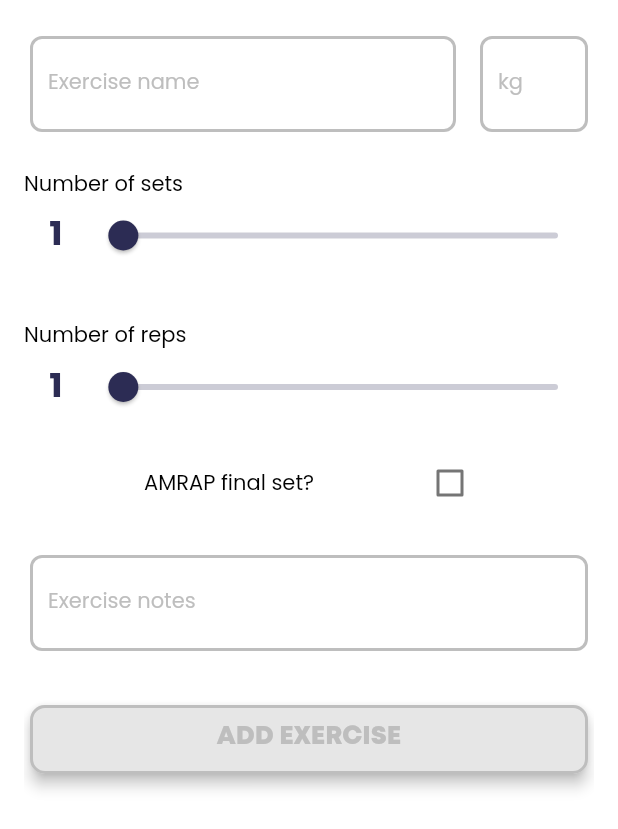
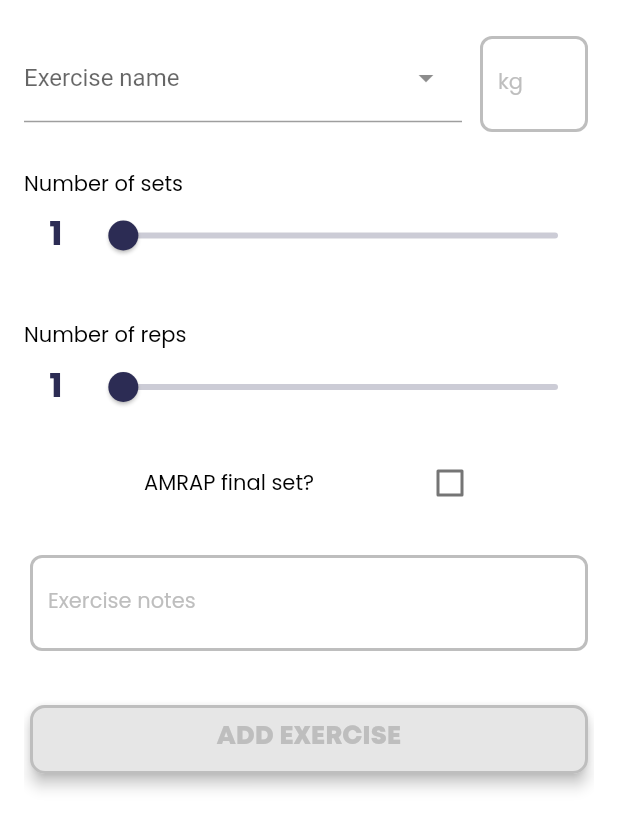
Before and after one commit to JPUF/ppl_course, a Flutter app: the ExerciseBottomSheet widget shown alone on an empty page, opened directly with empty values, on a phone screen of 412 x 824 dp. Shown: the top 829 px of the screen. Run offline on Flutter 3.47's test engine with Material 2 defaults, Android fonts, the light colour scheme and no system bars; drawn by our look-alikes of scrollable_positioned_list, syncfusion_flutter_sliders; our stand-ins replace animated_toggle_switch, flutter_bloc, flutter_svg, flutter_svg_provider, google_fonts, hydrated_bloc and 1 more.

Commit message:
exercise name dropdown UI

```diff
--- a/lib/presentation/pages/session/components/exercise_bottom_sheet.dart
+++ b/lib/presentation/pages/session/components/exercise_bottom_sheet.dart
@@ -1,3 +1,4 @@
+import 'package:dropdown_search/dropdown_search.dart';
 import 'package:flutter/material.dart';
 import 'package:ppl_course/common/components/asset_button.dart';
 import 'package:ppl_course/common/components/custom_text_field.dart';
@@ -189,18 +190,45 @@ class _ExerciseBottomSheetState extends State<ExerciseBottomSheet> {
       child: Row(
         children: [
           Expanded(
-            child: CustomTextField(
-                hint: Strings.exerciseNameHint,
-                controller: _nameController,
-                focusNode: _nameFocusNode,
-                keyboardType: TextInputType.multiline,
-                primaryColor: pplColor,
-                onChanged: (newValue) {
-                  setState(() {
+            child: DropdownSearch<String>(
+              showSearchBox: true,
+              mode: Mode.BOTTOM_SHEET,
+              showSelectedItems: true,
+              items: const [
+                "Dumbbell Curls",
+                "Hammer Curls",
+                "Face Pulls",
+                "Deadlifts",
+                "Chest Support Rows"
+              ],
+              searchFieldProps: TextFieldProps(textCapitalization: TextCapitalization.words, controller: _nameController),
+              focusNode: _nameFocusNode,
+              dropdownSearchDecoration:
+                  const InputDecoration(labelText: Strings.exerciseNameHint),
+              onChanged: (newValue) {
+                setState(() {
+                  if (newValue != null) {
                     _nameText = newValue;
-                    checkExerciseValidity();
-                  });
-                }),
+                  }
+                  checkExerciseValidity();
+                });
+              },
+              emptyBuilder: (context, _) => Center(
+                child: emptyNameSearchResult(context),
+              ),
+            ),
+            // child: CustomTextField(
+            //     hint: Strings.exerciseNameHint,
+            //     controller: _nameController,
+            //     focusNode: _nameFocusNode,
+            //     keyboardType: TextInputType.multiline,
+            //     primaryColor: pplColor,
+            //     onChanged: (newValue) {
+            //       setState(() {
+            //         _nameText = newValue;
+            //         checkExerciseValidity();
+            //       });
+            //     }),
           ),
           const SizedBox(width: 8),
           SizedBox(
@@ -224,12 +252,26 @@ class _ExerciseBottomSheetState extends State<ExerciseBottomSheet> {
     );
   }
 
+  Widget emptyNameSearchResult(BuildContext context) {
+    if (_nameController.text.isNotEmpty) {
+      return AccentButton(
+          text: Strings.exerciseAddNameCTA,
+          onTap: () => addNewExerciseName(context, _nameController.text));
+    } else {
+      return Container();
+    }
+  }
+
   Widget buildDeleteButton() {
     if (widget.addEditContext == ExerciseContext.edit) {
       return DeleteButton(onTap: () => deleteExercise());
     } else {
       return Container();
     }
+  }
+
+  void addNewExerciseName(BuildContext context, String name) {
+    Navigator.pop(context);
   }
 
   void scrollToNotes() {
--- a/lib/res/string/strings.dart
+++ b/lib/res/string/strings.dart
@@ -21,6 +21,7 @@ class Strings {
   static const String editExerciseCTA = "UPDATE EXERCISE";
   static const String exerciseAddTitle = "Add Exercise";
   static const String exerciseEditTitle = "Edit Exercise";
+  static const String exerciseAddNameCTA = "ADD TO EXERCISE LIST";
   static const String exerciseNameHint = "Exercise name";
   static const String exerciseWeightHint = "kg";
   static const String exerciseNotesHint = "Exercise notes";
--- a/pubspec.yaml
+++ b/pubspec.yaml
@@ -40,6 +40,7 @@ dependencies:
   page_transition: ^2.0.5
   simple_animations: ^4.0.1
   animated_toggle_switch: ^0.4.0
+  dropdown_search: ^3.0.1
 
 dev_dependencies:
   flutter_test:
```
Also changed, not shown: 1 other file.
